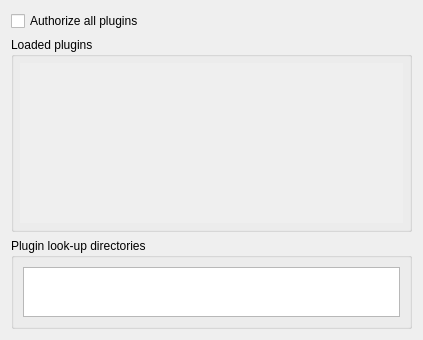
Above: retroshare-gui/src/gui/settings/PluginsPage.ui from RetroShare/RetroShare before the change. Below: the same form after it.
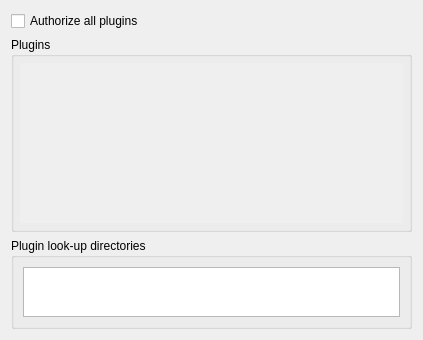
That is the form after the change.

Commit message: Hide about button and add better description for unloaded plugins

```diff
--- a/retroshare-gui/src/gui/settings/PluginsPage.ui
+++ b/retroshare-gui/src/gui/settings/PluginsPage.ui
@@ -24,7 +24,7 @@
    <item>
     <widget class="QGroupBox" name="groupBox">
      <property name="title">
-      <string>Loaded plugins</string>
+      <string>Plugins</string>
      </property>
      <layout class="QVBoxLayout" name="verticalLayout_4">
       <property name="margin">
```
The commit also changes 2 other files.
